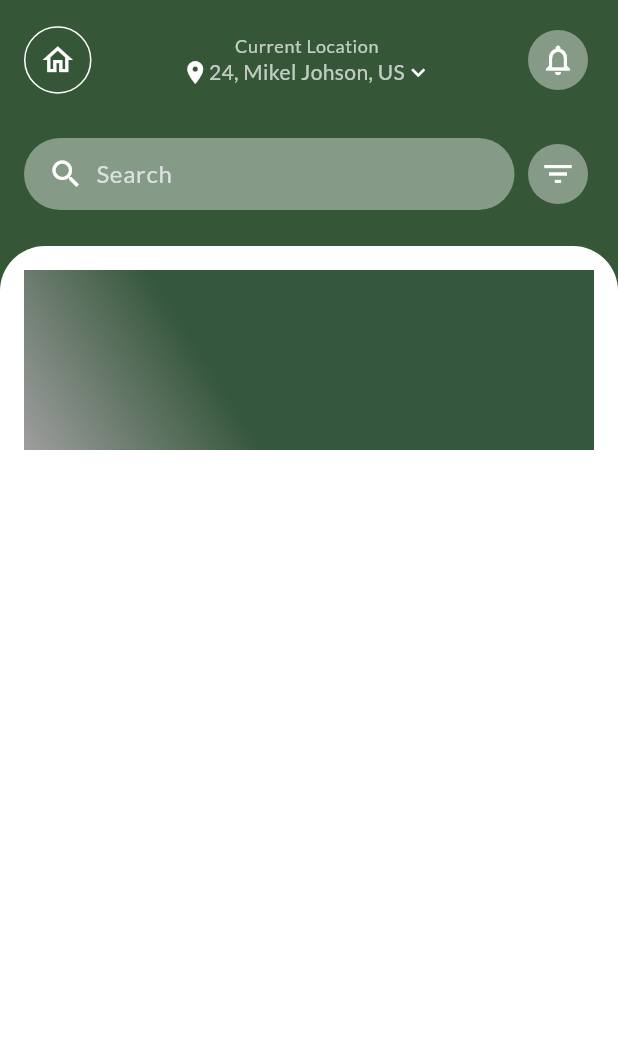
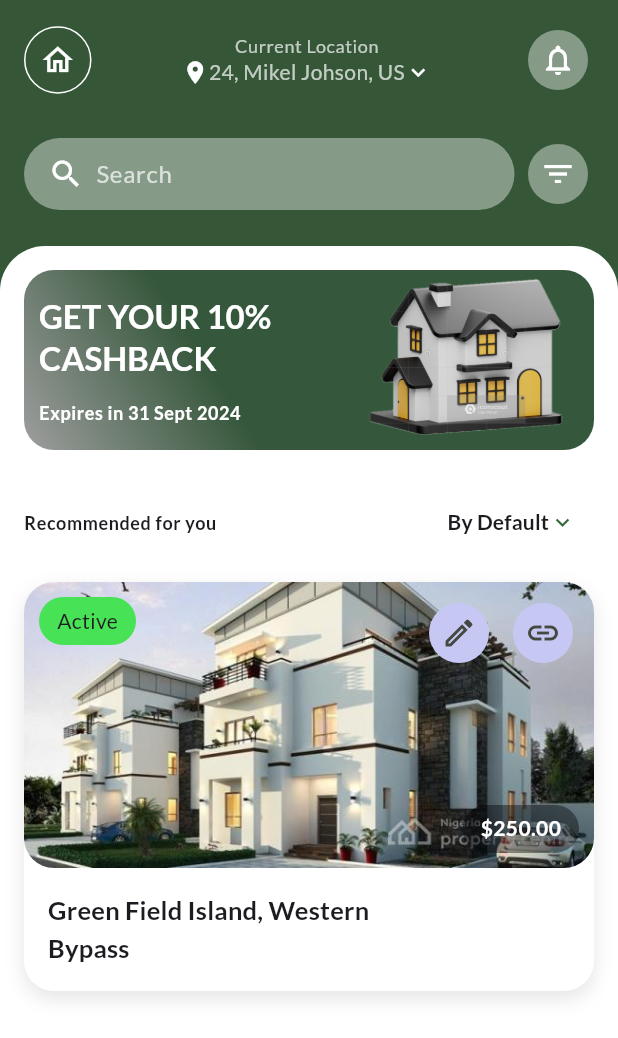
Before and after one commit to techusman-codes/real_estate_UI, a Flutter app: the HomePage screen opened directly, on a phone screen of 412 x 824 dp. Shown: the top 1038 px of the screen. Run offline on Flutter 3.47's test engine with Material 3 defaults, Android fonts, the phone set to English and light mode, and no system bars; our stand-ins replace google_fonts.

Commit message:
fixing the home_screen & add a property card widget

```diff
--- a/lib/screens/home_sreen.dart
+++ b/lib/screens/home_sreen.dart
@@ -1,4 +1,5 @@
 import 'package:flutter/material.dart';
+import 'package:real_estate_app/screens/property_card.dart';
 
 class HomePage extends StatefulWidget {
   const HomePage({super.key});
@@ -144,8 +145,73 @@ class _HomePageState extends State<HomePage> {
                           stops: [0.4, 1],
                           colors: [Color(0xff35573b), Colors.grey],
                         ),
+                        borderRadius: BorderRadius.circular(20),
+                      ),
+                      child: Row(
+                        children: [
+                          Expanded(
+                            child: Padding(
+                              padding: const EdgeInsets.all(10),
+                              child: Column(
+                                crossAxisAlignment: CrossAxisAlignment.start,
+                                mainAxisAlignment:
+                                    MainAxisAlignment.spaceAround,
+                                children: [
+                                  Text(
+                                    "GET YOUR 10%\nCASHBACK",
+                                    style: theme.textTheme.titleLarge?.copyWith(
+                                      fontWeight: FontWeight.bold,
+                                      color: Colors.white,
+                                    ),
+                                  ),
+                                  Text(
+                                    "Expires in 31 Sept 2024",
+                                    style: theme.textTheme.bodySmall?.copyWith(
+                                      fontWeight: FontWeight.bold,
+                                      color: Colors.white,
+                                    ),
+                                  ),
+                                ],
+                              ),
+                            ),
+                          ),
+                          Image.asset(
+                            "assets/images/house.png",
+                            width: 130,
+                            fit: BoxFit.cover,
+                          ),
+                          const SizedBox(width: 20),
+                        ],
                       ),
                     ),
+                    const SizedBox(height: 24),
+                    Row(
+                      mainAxisAlignment: MainAxisAlignment.spaceBetween,
+                      children: [
+                        Text(
+                          "Recommended for you",
+                          style: theme.textTheme.bodySmall?.copyWith(
+                            fontWeight: FontWeight.bold,
+                          ),
+                        ),
+                        TextButton(
+                          onPressed: () {},
+                          child: Row(
+                            children: [
+                              Text(
+                                "By Default",
+                                style: theme.textTheme.titleSmall?.copyWith(
+                                  fontWeight: FontWeight.bold,
+                                ),
+                              ),
+                              Icon(Icons.keyboard_arrow_down),
+                            ],
+                          ),
+                        ),
+                      ],
+                    ),
+                    const SizedBox(height: 16),
+                    PropertyCard(),
                   ],
                 ),
               ),
--- /dev/null
+++ b/lib/screens/property_card.dart
@@ -0,0 +1,116 @@
+import 'package:flutter/material.dart';
+
+class PropertyCard extends StatelessWidget {
+  const PropertyCard({super.key});
+
+  @override
+  Widget build(BuildContext context) {
+    final theme = Theme.of(context);
+    return Container(
+      decoration: BoxDecoration(
+        color: Colors.white,
+        borderRadius: BorderRadius.circular(20),
+        boxShadow: [
+          BoxShadow(
+            color: Colors.black.withOpacity(0.1),
+            blurRadius: 10,
+            offset: const Offset(0, 5),
+          ),
+        ],
+      ),
+      child: Column(
+        crossAxisAlignment: CrossAxisAlignment.start,
+        children: [
+          Stack(
+            children: [
+              ClipRRect(
+                borderRadius: BorderRadius.circular(20),
+                child: Image.asset(
+                  "assets/images/img1.jpg",
+                  width: double.infinity,
+                  fit: BoxFit.cover,
+                ),
+              ),
+              Positioned(
+                top: 10,
+                left: 10,
+                child: Container(
+                  padding: EdgeInsets.symmetric(horizontal: 12, vertical: 6),
+                  decoration: BoxDecoration(
+                    color: Color(0xff48e256),
+                    borderRadius: BorderRadius.circular(20),
+                  ),
+                  child: Text("Active"),
+                ),
+              ),
+
+              Positioned(
+                top: 10,
+                right: 10,
+                child: Row(
+                  children: [
+                    IconButton(
+                      onPressed: () {},
+                      icon: Icon(Icons.edit_outlined),
+                      style: ElevatedButton.styleFrom(
+                        backgroundColor: Color(0xffc6c8f3),
+                      ),
+                    ),
+                    SizedBox(width: 8),
+
+                    IconButton(
+                      onPressed: () {},
+                      icon: Icon(Icons.link_outlined),
+                      style: ElevatedButton.styleFrom(
+                        backgroundColor: Color(0xffc6c8f3),
+                      ),
+                    ),
+                  ],
+                ),
+              ),
+              Positioned(
+                bottom: 10,
+                right: 10,
+                child: Container(
+                  padding: EdgeInsets.symmetric(horizontal: 12, vertical: 6),
+                  decoration: BoxDecoration(
+                    color: Colors.black.withOpacity(0.4),
+                    borderRadius: BorderRadius.circular(20),
+                  ),
+                  child: Text(
+                    "\$250.00",
+                    style: TextStyle(
+                      color: Colors.white,
+                      fontWeight: FontWeight.bold,
+                    ),
+                  ),
+                ),
+              ),
+            ],
+          ),
+          Padding(
+            padding: const EdgeInsets.all(16.0),
+            child: Column(
+              crossAxisAlignment: CrossAxisAlignment.start,
+              children: [
+                Row(
+                  crossAxisAlignment: CrossAxisAlignment.start,
+                  mainAxisAlignment: MainAxisAlignment.spaceBetween,
+                  children: [
+                    Text(
+                      "Green Field Island, Western \nBypass",
+                      style: theme.textTheme.titleMedium?.copyWith(
+                        fontWeight: FontWeight.bold,
+                        fontSize: 17,
+                      ),
+                    ),
+                  ],
+                ),
+              ],
+            ),
+          ),
+        ],
+      ),
+    );
+  }
+}
```
